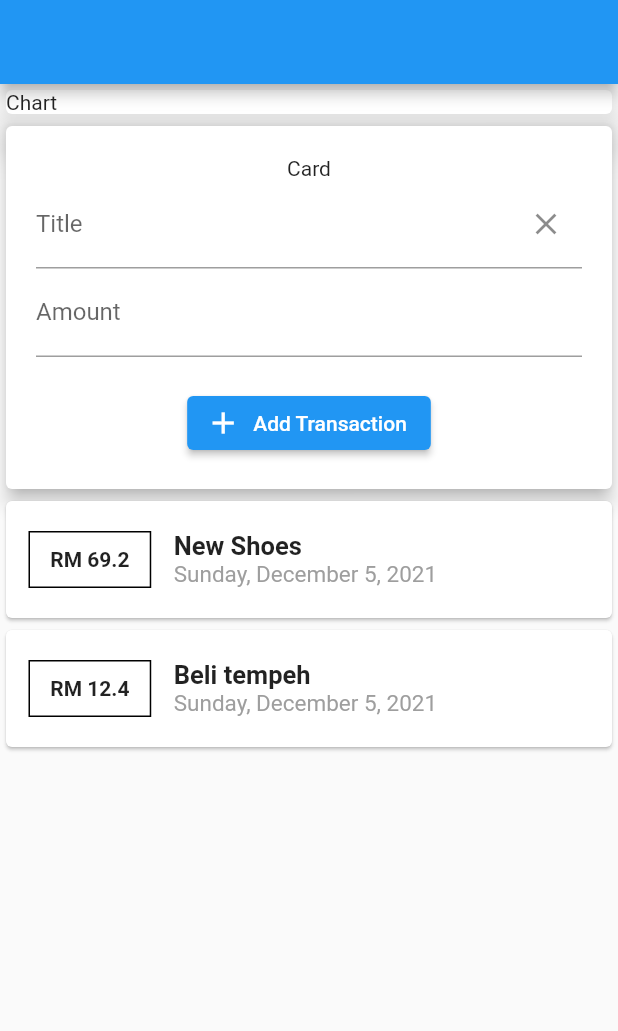
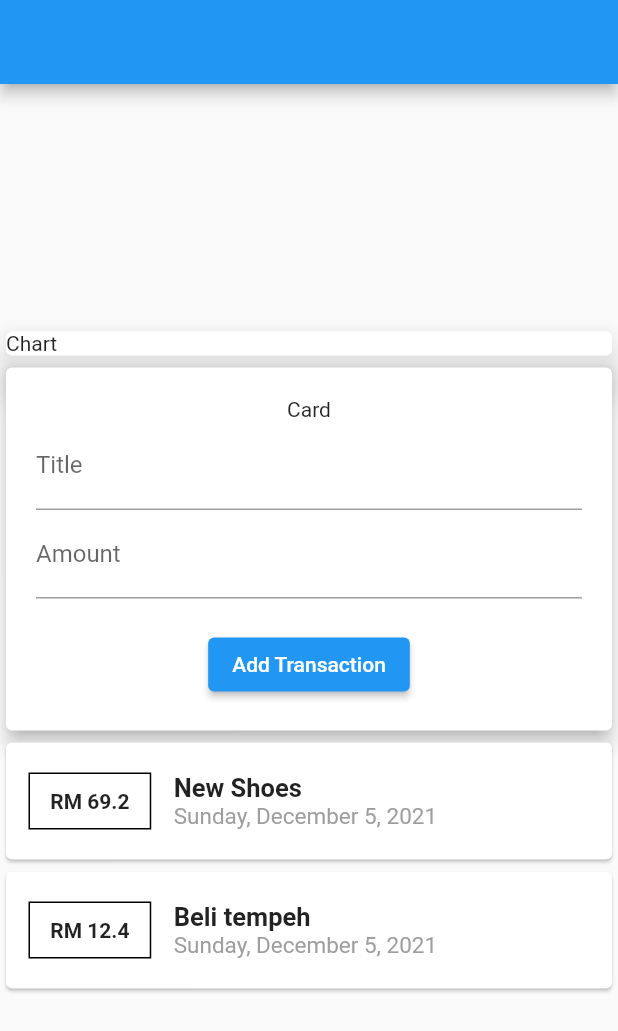
Before and after one commit to walidwazini/Flutter-Totalspense, a Flutter app: the screen it shows after launch, after a tap on "Add Transaction", on a phone screen of 412 x 824 dp. Shown: the top 1031 px of the screen. Run offline on Flutter 3.47's test engine with Material 2 defaults, Android fonts, the phone set to English and light mode, and no system bars.

Commit message:
new widgets

```diff
--- a/lib/Models/TxModel.dart
+++ b/lib/Models/TxModel.dart
@@ -1,12 +1,13 @@
 import 'package:flutter/material.dart';
 
-class TransactionModel {
+// Tx = TransactionModel
+class TxModel {
   final String id;
   final String? title;
   final double amount;
   final DateTime date;
 
-  TransactionModel({
+  TxModel({
     required this.id,
     required this.title,
     required this.amount,
--- a/lib/Screens/HomeScreen.dart
+++ b/lib/Screens/HomeScreen.dart
@@ -1,20 +1,21 @@
 import 'package:flutter/material.dart';
-import 'package:intl/intl.dart';
+
 
 import '../Models/TxModel.dart';
-import '../Widgets/TxList.dart';
+import '../Widgets/UserTx.dart';
 
 class HomeScreen extends StatelessWidget {
-  final List<TransactionModel> transactions = [];
+  final List<TxModel> transactions = [];
 
-  final _titleController = TextEditingController();
-  final _amountController = TextEditingController();
+  // final _titleController = TextEditingController();
+  // final _amountController = TextEditingController();
 
   @override
   Widget build(BuildContext context) {
     return Scaffold(
       appBar: AppBar(),
       body: Center(
+        child: SingleChildScrollView(
           child: Column(
             // mainAxisAlignment: MainAxisAlignment.spaceAround,
             crossAxisAlignment: CrossAxisAlignment.stretch,
@@ -26,53 +27,9 @@ class HomeScreen extends StatelessWidget {
                   child: Text('Chart'),
                 ),
               ),
-            Card(
-              elevation: 5,
-              child: Container(
-                margin: EdgeInsets.all(20),
-                child: Column(
-                  children: [
-                    Text('Card'),
-                    TextField(
-                      controller: _titleController,
-                      decoration: InputDecoration(
-                        labelText: 'Title',
-                        suffixIcon: IconButton(
-                          icon: Icon(Icons.close),
-                          onPressed: () => _titleController.clear(),
-                        ),
-                      ),
-                      // controller: _titleController,
-                      // onSubmitted: ,
-                    ),
-                    TextField(
-                      controller: _amountController,
-                      keyboardType: TextInputType.number,
-                      decoration: InputDecoration(
-                        labelText: 'Amount',
-                        suffixIcon: _amountController.text.isNotEmpty
-                            ? IconButton(
-                                icon: Icon(Icons.close),
-                                onPressed: () => _amountController.clear(),
-                              )
-                            : Container(
-                                width: 0,
-                                height: 0,
-                              ),
-                      ),
-                    ),
-                    SizedBox(height: 20),
-                    ElevatedButton.icon(
-                      onPressed: () {},
-                      icon: Icon(Icons.add),
-                      label: Text('Add Transaction'),
-                    )
+              UserTransaction(),
             ],
           ),
-              ),
-            ),
-            TransactionList(),
-          ],
         ),
       ),
     );
--- /dev/null
+++ b/lib/Widgets/NewTx.dart
@@ -0,0 +1,48 @@
+import 'package:flutter/material.dart';
+
+class NewTransaction extends StatelessWidget {
+  final Function addTxHandler;
+  final _titleController = TextEditingController();
+  final _amountController = TextEditingController();
+
+  NewTransaction(this.addTxHandler);
+
+  @override
+  Widget build(BuildContext context) {
+    return Card(
+      elevation: 5,
+      child: Container(
+        margin: EdgeInsets.all(20),
+        child: Column(
+          children: [
+            Text('Card'),
+            TextField(
+              controller: _titleController,
+              decoration: InputDecoration(
+                labelText: 'Title',
+              ),
+              // controller: _titleController,
+              // onSubmitted: ,
+            ),
+            TextField(
+              controller: _amountController,
+              keyboardType: TextInputType.number,
+              decoration: InputDecoration(
+                labelText: 'Amount',
+              ),
+            ),
+            SizedBox(height: 20),
+            ElevatedButton(
+              onPressed: () {
+                addTxHandler(
+                  _titleController.text,
+                    double.parse(_amountController.text),
+                );
+              }, child: Text('Add Transaction'),
+            )
+          ],
+        ),
+      ),
+    );
+  }
+}
--- a/lib/Widgets/TxList.dart
+++ b/lib/Widgets/TxList.dart
@@ -3,34 +3,18 @@ import 'package:intl/intl.dart';
 
 import '../Models/TxModel.dart';
 
-class TransactionList extends StatefulWidget {
+class TransactionList extends StatelessWidget {
   //const TransactionList({Key? key}) : super(key: key);
+  final List<TxModel> allTransactions ;
 
-  @override
-  _TransactionListState createState() => _TransactionListState();
-}
-
-class _TransactionListState extends State<TransactionList> {
-  final List<TransactionModel> _userTransactions = [
-    TransactionModel(
-      id: 't1',
-      title: 'New Shoes',
-      amount: 69.20,
-      date: DateTime.now(),
-    ),
-    TransactionModel(
-      id: 't1',
-      title: 'Beli tempeh',
-      amount: 12.40,
-      date: DateTime.now(),
-    )
-  ];
+  TransactionList({required this.allTransactions});
 
   @override
   Widget build(BuildContext context) {
-    return Container(
+    return SingleChildScrollView(
+      child: Container(
           child: Column(
-          children: _userTransactions.map((tx) {
+            children: allTransactions.map((tx) {
               return Card(
                 child: Row(
                   children: [
@@ -70,6 +54,7 @@ class _TransactionListState extends State<TransactionList> {
               );
             }).toList(),
           ),
+      ),
     );
   }
 }
--- /dev/null
+++ b/lib/Widgets/UserTx.dart
@@ -0,0 +1,54 @@
+import 'dart:math';
+
+import 'package:flutter/material.dart';
+
+import '../Models/TxModel.dart';
+import '../Widgets/NewTx.dart';
+import '../Widgets/TxList.dart';
+
+class UserTransaction extends StatefulWidget {
+  // UserTransaction({Key? key}) : super(key: key);
+  @override
+  _UserTransactionState createState() => _UserTransactionState();
+}
+
+class _UserTransactionState extends State<UserTransaction> {
+  final List<TxModel> _userTransactions = [
+    TxModel(
+      id: 't1',
+      title: 'New Shoes',
+      amount: 69.20,
+      date: DateTime.now(),
+    ),
+    TxModel(
+      id: 't1',
+      title: 'Beli tempeh',
+      amount: 12.40,
+      date: DateTime.now(),
+    )
+  ];
+
+  void _addNewTx(String txTitle, double txAmount) {
+    final newTx = TxModel(
+      id: Random().nextInt(5000).toString(),
+      title: txTitle,
+      amount: txAmount,
+      date: DateTime.now(),
+    );
+    setState(() {
+      _userTransactions.add(newTx);
+    });
+  }
+
+  @override
+  Widget build(BuildContext context) {
+    return Column(
+      children: [
+        NewTransaction(_addNewTx),
+        TransactionList(
+          allTransactions: _userTransactions,
+        ),
+      ],
+    );
+  }
+}
--- a/lib/main.dart
+++ b/lib/main.dart
@@ -14,13 +14,3 @@ class MyApp extends StatelessWidget {
     );
   }
 }
-
-
-class MyHomePage extends StatelessWidget {
-  const MyHomePage({Key? key}) : super(key: key);
-
-  @override
-  Widget build(BuildContext context) {
-    return Container();
-  }
-}
```
Lines whose indentation alone changed are shown as unchanged.
